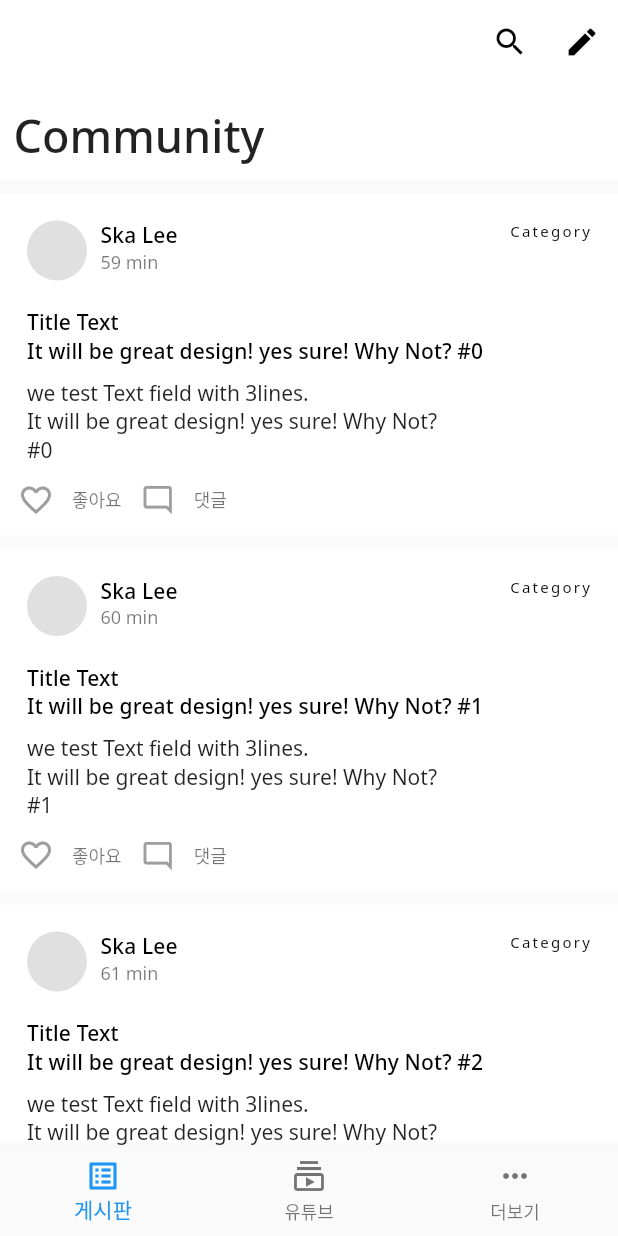
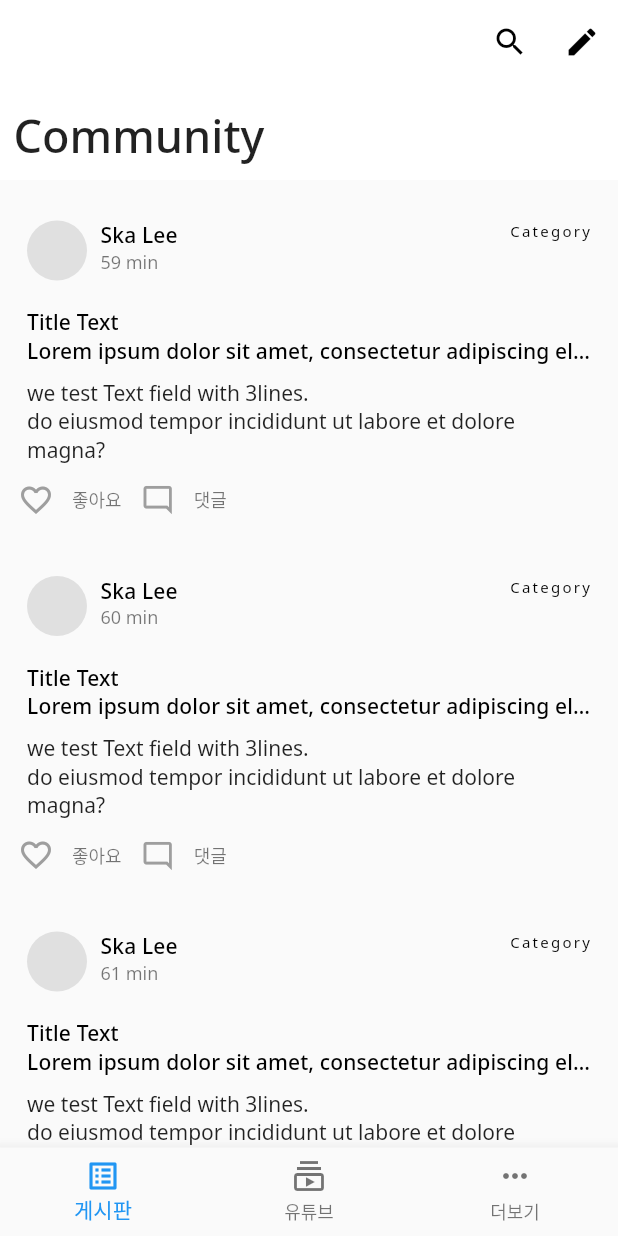
Before and after one commit to ska2519/flutter-learn, a Flutter app: the screen it shows after launch, on a phone screen of 412 x 824 dp. Run offline on Flutter 3.47's test engine with Material 2 defaults, Android fonts, the phone set to English and light mode, and no system bars; our stand-ins replace firebase_core, fl_chart, flutter_hooks, flutter_svg, google_fonts, hooks_riverpod; missing offline and left inert: pixel_perfect; accounts and stored records are empty; project files that could hold a hidden picture were left out.

```diff
--- a/lib/app/home/community/community_page.dart
+++ b/lib/app/home/community/community_page.dart
@@ -16,8 +16,8 @@ class CommunityPage extends StatelessWidget {
             SliverAppBar(
               pinned: true,
               expandedHeight: 120.0,
+              floating: true,
               backgroundColor: Colors.white,
-              floating: true,
               actions: [
                 IconButton(
                   icon: Icon(Icons.search, color: Colors.black),
@@ -43,7 +43,6 @@ class CommunityPage extends StatelessWidget {
             SliverList(
               delegate: SliverChildBuilderDelegate(
                 (context, index) => Container(
-                  color: Colors.white,
                   margin: const EdgeInsets.only(top: defaultPadding),
                   child: Column(
                     crossAxisAlignment: CrossAxisAlignment.stretch,
@@ -83,14 +82,14 @@ class CommunityPage extends StatelessWidget {
                           crossAxisAlignment: CrossAxisAlignment.start,
                           children: [
                             Text(
-                              'Title Text\nIt will be great design! yes sure! Why Not? #$index',
+                              'Title Text\nLorem ipsum dolor sit amet, consectetur adipiscing elit, sed\n #$index',
                               maxLines: 2,
                               overflow: TextOverflow.ellipsis,
                               style: Theme.of(context).textTheme.subtitle2,
                             ),
                             SizedBox(height: defaultPadding),
                             Text(
-                              'we test Text field with 3lines.\nIt will be great design! yes sure! Why Not?\n#$index',
+                              'we test Text field with 3lines.\ndo eiusmod tempor incididunt ut labore et dolore magna?\n#$index',
                               maxLines: 3,
                               overflow: TextOverflow.ellipsis,
                               style: Theme.of(context).textTheme.bodyText2,
--- a/lib/app/home/desktop/widgets/chart.dart
+++ b/lib/app/home/desktop/widgets/chart.dart
@@ -33,7 +33,10 @@ class Chart extends StatelessWidget {
                         height: 0.5,
                       ),
                 ),
-                const Text('of 128GB')
+                Text(
+                  'of 128GB',
+                  style: Theme.of(context).textTheme.bodyText2,
+                )
               ],
             ),
           ),
--- a/lib/app/home/desktop/widgets/storage_info_card.dart
+++ b/lib/app/home/desktop/widgets/storage_info_card.dart
@@ -43,6 +43,7 @@ class StorageInfoCard extends StatelessWidget {
                     title,
                     maxLines: 1,
                     overflow: TextOverflow.ellipsis,
+                    style: Theme.of(context).textTheme.bodyText2,
                   ),
                   Text(
                     '$numOfFiles Files',
@@ -55,7 +56,10 @@ class StorageInfoCard extends StatelessWidget {
               ),
             ),
           ),
-          Text(amountOfFiles)
+          Text(
+            amountOfFiles,
+            style: Theme.of(context).textTheme.bodyText2,
+          )
         ],
       ),
     );
--- a/lib/app/home/home_page.dart
+++ b/lib/app/home/home_page.dart
@@ -1,18 +1,26 @@
 import 'package:flutter/material.dart';
 import 'package:flutter_hooks/flutter_hooks.dart';
 import 'package:flutter_learn/app/home/community/community_page.dart';
+import 'package:flutter_learn/app/home/desktop/community_screen.dart';
 import 'package:flutter_learn/app/home/desktop/widgets/recent_files.dart';
 import 'package:flutter_learn/app/home/desktop/widgets/storage_details.dart';
 import 'package:flutter_learn/app/home/desktop/widgets/side_menu.dart';
 import 'package:hooks_riverpod/hooks_riverpod.dart';
 
-import 'package:flutter_learn/app/home/desktop/desktop_screen.dart';
 import 'package:flutter_learn/app/home/tab_item.dart';
 import 'package:flutter_learn/constants/keys.dart';
 import 'package:flutter_learn/constants/responsive.dart';
 import 'package:flutter_learn/controllers/menu_controller.dart';
 
+// final homePageProvider = Provider((ref) => HomePage());
+// final navigatorKeyProvider = Provider<Key>((ref) {
+//   return ref.read(homePageProvider).navigatorKey;
+// });
+
 class HomePage extends StatefulHookWidget {
+  // final _navigatorKey = const Key(Keys.bottomNavigationBar);
+  // Key get navigatorKey => _navigatorKey;
+
   @override
   _HomePageState createState() => _HomePageState();
 }
@@ -32,7 +40,7 @@ class _HomePageState extends State<HomePage> {
       drawer: const SideMenu(),
       body: SafeArea(
         child: Responsive.isDesktop(context)
-            ? DesktopScreen()
+            ? CommunityScreen()
             : IndexedStack(
                 index: _selectedIndex,
                 children: _screens,
--- a/lib/controllers/menu_controller.dart
+++ b/lib/controllers/menu_controller.dart
@@ -9,7 +9,7 @@ final scaffoldKeyProvider = Provider<GlobalKey<ScaffoldState>>((ref) {
 });
 
 class MenuController {
-  final GlobalKey<ScaffoldState> _scaffoldKey = GlobalKey<ScaffoldState>();
+  final _scaffoldKey = GlobalKey<ScaffoldState>();
 
   GlobalKey<ScaffoldState> get scaffoldKey => _scaffoldKey;
 
--- a/lib/main.dart
+++ b/lib/main.dart
@@ -1,6 +1,7 @@
 import 'package:firebase_core/firebase_core.dart';
 import 'package:flutter/material.dart';
 import 'package:flutter_learn/app/home/home_page.dart';
+import 'package:flutter_learn/routes/app_router.dart';
 import 'package:google_fonts/google_fonts.dart';
 import 'package:hooks_riverpod/hooks_riverpod.dart';
 
@@ -17,11 +18,14 @@ class MyApp extends StatelessWidget {
       debugShowCheckedModeBanner: false,
       title: 'Flutter Learn',
       theme: ThemeData.light().copyWith(
+        primaryIconTheme: IconThemeData(color: Colors.black),
         //scaffoldBackgroundColor: bgTestColor,
         textTheme: GoogleFonts.notoSansTextTheme(),
+        //iconTheme: IconThemeData(color: Colors.black)
         //canvasColor: secondaryColor,
       ),
       home: HomePage(),
+      onGenerateRoute: (settings) => AppRouter.onGenerateRoute(settings),
     );
   }
 }
```
Also changed, not shown: lib/app/home/desktop/community_screen.dart (renamed from lib/app/home/desktop/desktop_screen.dart, +9 -7 lines), lib/app/home/desktop/widgets/side_menu.dart (+5 -4 lines), lib/app/home/desktop/widgets/storage_details.dart (+4 -5 lines), lib/app/home/desktop/youtube_screen.dart (added, +30 -0 lines), lib/routes/app_router.dart (+14 -1 lines), 1 other file.
